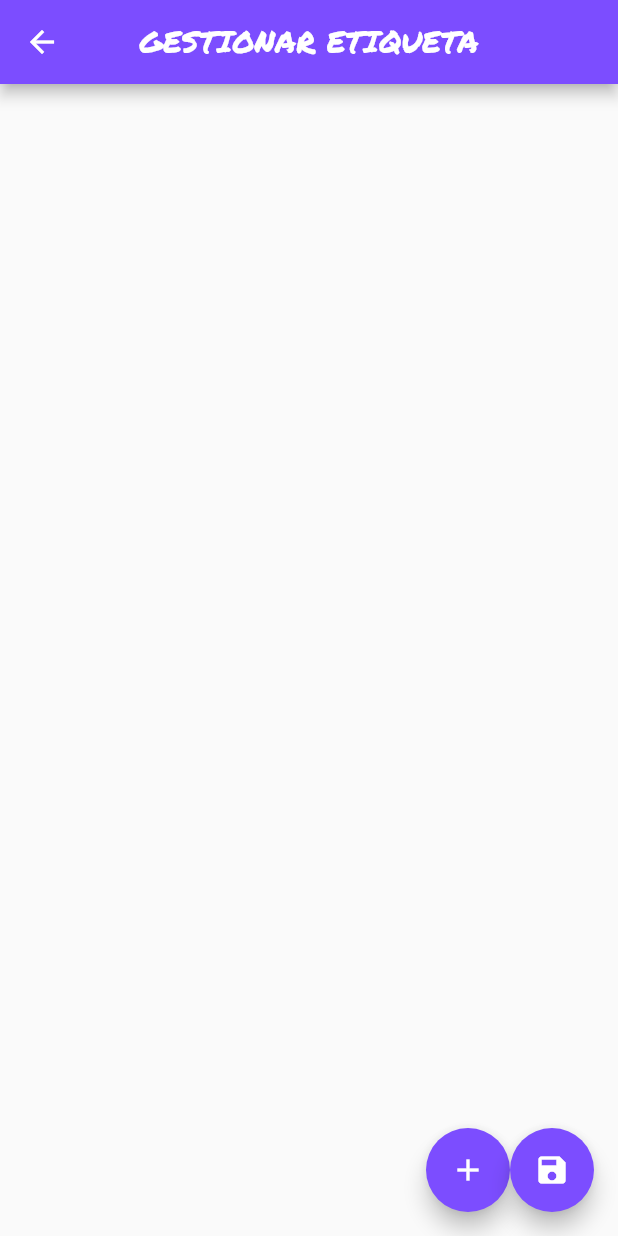
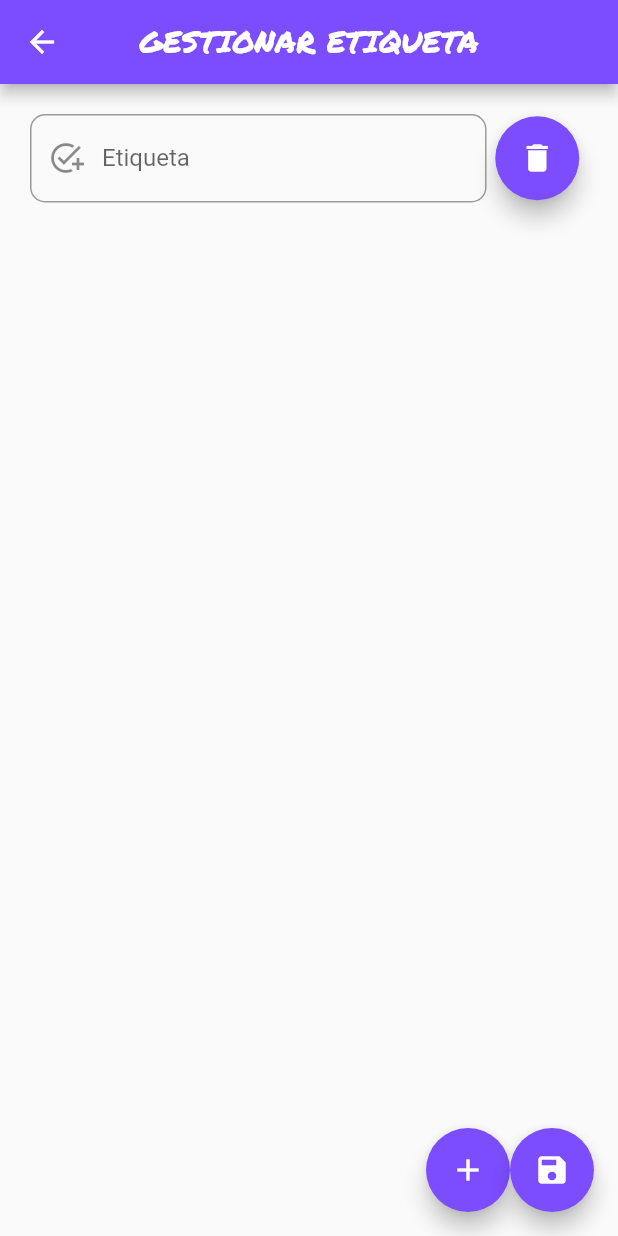
Before and after one commit to Jhosep2022/ToDoList, a Flutter app: the AgregarEtiquetas screen opened directly, after a tap on the "add" icon, on a phone screen of 412 x 824 dp. Run offline on Flutter 3.47's test engine with Material 2 defaults, Android fonts, the phone set to English and light mode, and no system bars.

Commit message:
realizacion para la gestion de etiquetas

```diff
--- a/lib/screens/etiquetas.dart
+++ b/lib/screens/etiquetas.dart
@@ -10,15 +10,15 @@ class AgregarEtiquetas extends StatefulWidget {
 
 class _AgregarEtiquetasState extends State<AgregarEtiquetas> {
   List<gesetiqueta> listaetiqueta = [];
+  TextEditingController etiquetaController = TextEditingController();
   @override
   Widget build(BuildContext context) {
     return Scaffold(
         appBar: AppBar(
           centerTitle: true,
-          title: Text('GESTIONAR ETIQUETA',style: TextStyle(
+          title: const Text('GESTIONAR ETIQUETA',style: TextStyle(
             fontFamily: 'PermanentMarker',
-
-          ) ,),
+          )),
           backgroundColor: Colors.deepPurpleAccent,
         ),
         body: ListView.builder(
@@ -29,7 +29,19 @@ class _AgregarEtiquetasState extends State<AgregarEtiquetas> {
               child: Row(children: [
                 Expanded(
                   flex: 9,
-                  //child: TextField(controller: listaetiqueta[index].name)),
+                  child: TextField(
+                      controller: etiquetaController,
+                      autocorrect: false,
+                      decoration: const InputDecoration(
+                        labelText:'Etiqueta',
+                        hintText:'Ejemplo: Trabajo',
+                        prefixIcon: Icon(Icons.add_task),
+                        border: OutlineInputBorder(
+                          borderRadius: BorderRadius.all(Radius.circular(10.0)),
+                        ),
+                      ),
+                  )
+                ),
                 Expanded(
                     flex: 2,
                     child: FloatingActionButton(
@@ -37,7 +49,6 @@ class _AgregarEtiquetasState extends State<AgregarEtiquetas> {
                       onPressed: () => _remove(index),
                       child: const Icon(Icons.delete)
                     )),
-
               ]),
             );
           },
@@ -50,7 +61,9 @@ class _AgregarEtiquetasState extends State<AgregarEtiquetas> {
               child: const Icon(Icons.add)),
           FloatingActionButton(
             backgroundColor: Colors.deepPurpleAccent,
-            onPressed: _get,
+            onPressed: () => () {
+
+            },//_get,
             child: const Icon(Icons.save)
           ),
         ]));
@@ -58,19 +71,10 @@ class _AgregarEtiquetasState extends State<AgregarEtiquetas> {
 
   void _add() {
     setState(() {
-      listaetiqueta.add(gesetiqueta());
+      listaetiqueta.add(gesetiqueta(etiquetaController.text));
     });
   }
 
-  void _get() {
-    for (var i = 0; i < listaetiqueta.length; i++) {
-      print("Campo de texto:");
-      //print(listaetiqueta[i].name.text);
-      print("Campo de select:");
-      print(listaetiqueta[i]._selectedValue);
-      print("--------------------------------");
-    }
-  }
 
   void _remove(int index) {
     setState(() {
--- a/lib/screens/listaTarea.dart
+++ b/lib/screens/listaTarea.dart
@@ -71,9 +71,9 @@ class ListaTareasState extends State<ListaTareas> {
   }
   void _crearTarea(ListaTareasState obj){
     Navigator.push(
-      context,
-      MaterialPageRoute(builder: (context) => nuevaTarea(Tarea(" "," "," "," "), 'Nueva Tarea', obj)));
-      actualizarLisView();
+        context,
+        MaterialPageRoute(builder: (context) => nuevaTarea(Tarea(" "," "," "," "), 'Nueva Tarea', obj)));
+    actualizarLisView();
   }
 
   void _editaTarea(Tarea tarea, ListaTareasState obj, int posicion) {
--- a/lib/screens/registra_tarea.dart
+++ b/lib/screens/registra_tarea.dart
@@ -1,8 +1,7 @@
 import 'package:flutter/material.dart';
+import 'package:login2/models/tarea.dart';
+import 'package:login2/screens/etiquetas.dart';
 import 'package:login2/screens/listaTarea.dart';
-
-import '../models/tarea.dart';
-import 'etiquetas.dart';
 
 
 class nuevaTarea extends StatefulWidget {
```
Lines whose indentation alone changed are shown as unchanged.
